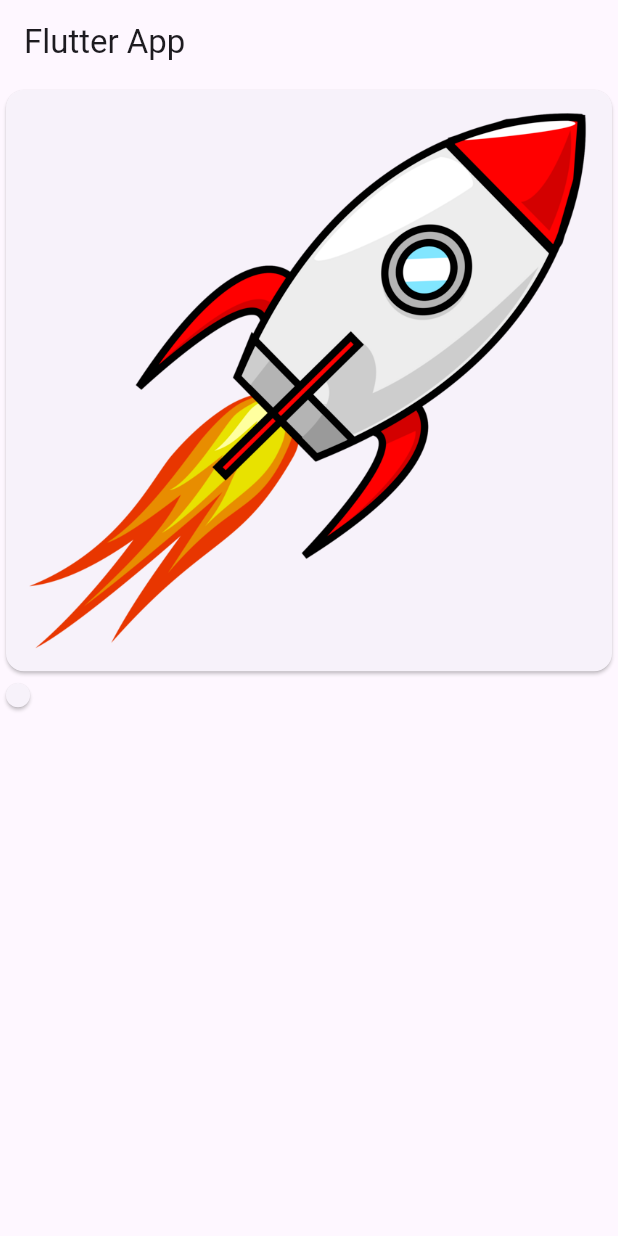
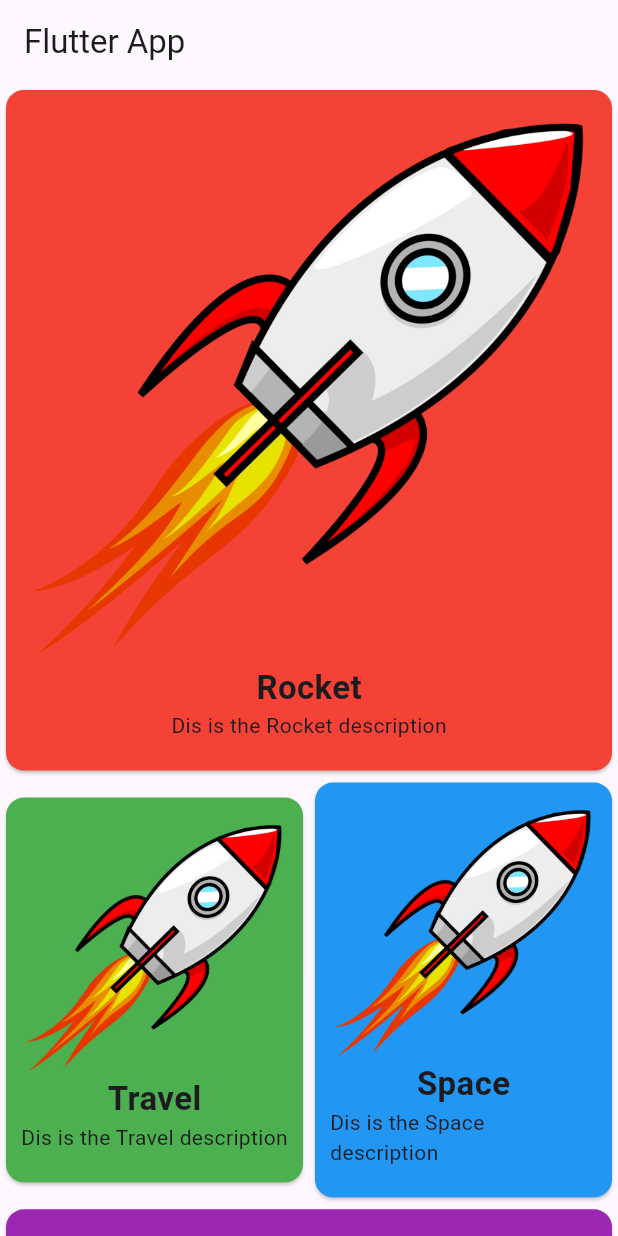
Before and after one commit to FiazMushfeq/FlutterApp, a Flutter app: the screen it shows after launch, on a phone screen of 412 x 824 dp. Run offline on Flutter 3.47's test engine with Material 3 defaults, Android fonts, the phone set to English and light mode, and no system bars.

Commit message:
added layout/colors/images and working on changing pages

```diff
--- /dev/null
+++ b/flutter_app/lib/class/item_class.dart
@@ -0,0 +1,8 @@
+import 'package:flutter/material.dart';
+
+class ItemClass {
+  ItemClass({required this.title, required this.color});
+
+  String title;
+  Color color;
+}
--- /dev/null
+++ b/flutter_app/lib/core/constants.dart
@@ -0,0 +1,4 @@
+const double kDouble5 = 5.0;
+const double kDouble10 = 10.0;
+const double kDouble20 = 20.0;
+const double kDouble40 = 40.0;
--- a/flutter_app/lib/pages/home_page.dart
+++ b/flutter_app/lib/pages/home_page.dart
@@ -1,4 +1,6 @@
 import 'package:flutter/material.dart';
+import 'package:flutter_app/class/item_class.dart';
+import 'package:flutter_app/widget/card_widget.dart';
 
 class HomePage extends StatelessWidget {
   const HomePage({super.key});
@@ -9,26 +11,31 @@ class HomePage extends StatelessWidget {
       appBar: AppBar(
         title: const Text('Flutter App'),
       ),
-      body: Column(
+      body: SingleChildScrollView(
+        child: Column(
           children: [
-          Card(
-            child: Container(
-              padding: const EdgeInsets.all(8.0),
-              width: double.infinity,
-              child: Image.asset('images/rocket.png'),
-            ),
+            CardWidget(
+              box: ItemClass(title: 'Rocket', color: Colors.red),
             ),
             Row(
               children: [
-              Card(
-                child: Container(
-                  padding: const EdgeInsets.all(8.0),
-                  // child: Image.asset('images/space.png'),
+                Expanded(
+                  child: CardWidget(
+                    box: ItemClass(title: 'Travel', color: Colors.green),
+                  ),
+                ),
+                Expanded(
+                  child: CardWidget(
+                    box: ItemClass(title: 'Space', color: Colors.blue),
                   ),
                 ),
               ],
             ),
+            CardWidget(
+              box: ItemClass(title: 'Yeah', color: Colors.purple),
+            ),
           ],
+        ),
       ),
     );
   }
--- /dev/null
+++ b/flutter_app/lib/widget/card_widget.dart
@@ -0,0 +1,43 @@
+import 'package:flutter/material.dart';
+import 'package:flutter_app/class/item_class.dart';
+import 'package:flutter_app/core/constants.dart';
+
+class CardWidget extends StatelessWidget {
+  const CardWidget({
+    super.key,
+    required this.box,
+  });
+  final ItemClass box;
+
+  @override
+  Widget build(BuildContext context) {
+    return GestureDetector(
+      onTap: () {
+        // ignore: avoid_print
+        print('Tap!');
+      },
+      child: Card(
+        color: box.color,
+        child: Container(
+          padding: const EdgeInsets.all(kDouble10),
+          width: double.infinity,
+          child: Column(
+            children: [
+              const SizedBox(height: kDouble5),
+              Image.asset('images/rocket.png'),
+              Text(
+                box.title,
+                style: const TextStyle(
+                  fontSize: 22,
+                  fontWeight: FontWeight.bold,
+                ),
+              ),
+              Text('Dis is the ${box.title} description'),
+              const SizedBox(height: kDouble10),
+            ],
+          ),
+        ),
+      ),
+    );
+  }
+}
```
Lines whose indentation alone changed are shown as unchanged.
